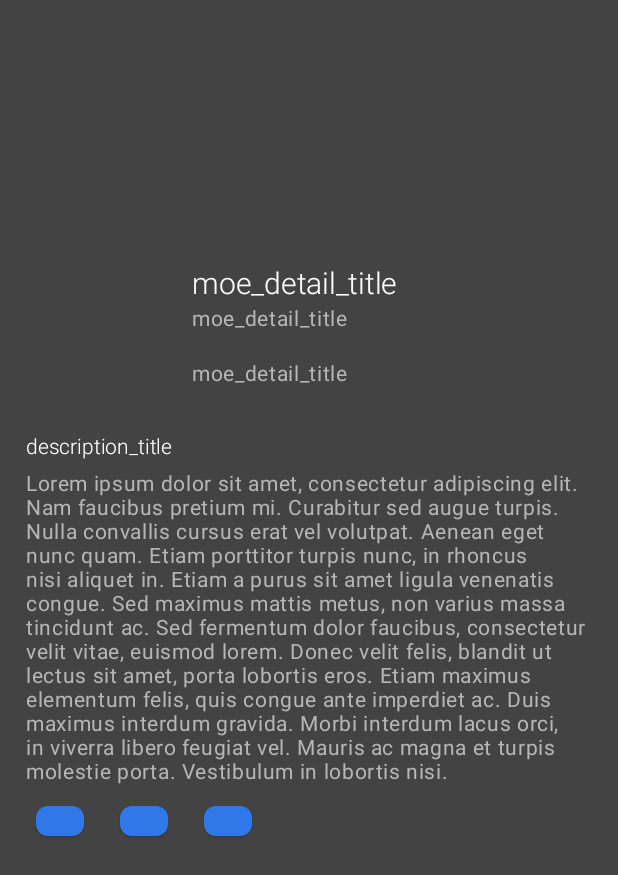
After one commit to Taihenc/MoeKot, an Android app built with Jetpack Compose: the MoeDetailFragment screen opened through its navigation route, on a phone screen of 412 x 824 dp. The commit adds this screen. Shown: the top 875 px of the screen. Run offline under Robolectric (Android 15) with nearby library versions, the phone set to English and light mode, and no system bars; our stand-ins replace Dagger/Hilt's generated code, navigation-ui; libraries missing offline, so code that uses them is left out: com.anilist.graphql, com.apollographql.apollo3; 1 statement that could not run was skipped.

Commit message:
add navigation component

```diff
--- a/app/build.gradle.kts
+++ b/app/build.gradle.kts
@@ -79,6 +79,9 @@ dependencies {
     implementation("io.coil-kt:coil:2.5.0")
     implementation("com.google.dagger:hilt-android:2.48.1")
     kapt("com.google.dagger:hilt-android-compiler:2.48.1")
+    val nav_version = "2.7.5"
+    implementation("androidx.navigation:navigation-fragment-ktx:$nav_version")
+    implementation("androidx.navigation:navigation-ui-ktx:$nav_version")
 }
 
 // Allow references to generated code
--- a/app/src/main/java/com/taihen/moekot/data/graphql/AppModule.kt
+++ b/app/src/main/java/com/taihen/moekot/data/graphql/AppModule.kt
@@ -26,10 +26,4 @@ object AppModule {
     fun provideAnilistClient(apolloClient: ApolloClient): AnilistClient {
         return ApolloAnilistClient(apolloClient)
     }
-
-    @Provides
-    @Singleton
-    fun provideMoeViewModel(anilistClient: AnilistClient): MoeViewModel {
-        return MoeViewModel(anilistClient)
-    }
 }
--- a/app/src/main/java/com/taihen/moekot/model/AnilistClient.kt
+++ b/app/src/main/java/com/taihen/moekot/model/AnilistClient.kt
@@ -2,8 +2,13 @@ package com.taihen.moekot.model
 
 import com.anilist.graphql.fragment.MediaFragment
 import com.anilist.graphql.type.MediaType
+import com.taihen.moekot.data.graphql.toMoeItem
 
 interface AnilistClient {
     suspend fun getPopularMedia(type: MediaType, page: Int, perPage: Int): List<MediaFragment>
+
+    suspend fun fetchMoeItems(typeInt :Int, page: Int, perPage: Int): List<MoeItem> {
+        return getPopularMedia(MediaType.ANIME, 1, 50).map { media -> media.toMoeItem() }
+    }
 //    suspend fun getTrendingMedia(page: Int, perPage: Int): List<Media>
 }
--- /dev/null
+++ b/app/src/main/java/com/taihen/moekot/ui/moeDetail/MoeDetailFragment.kt
@@ -0,0 +1,18 @@
+package com.taihen.moekot.ui.moeDetail
+
+import android.os.Bundle
+import android.view.LayoutInflater
+import android.view.View
+import android.view.ViewGroup
+import androidx.fragment.app.Fragment
+import com.taihen.moekot.R
+
+class MoeDetailFragment: Fragment(R.layout.fragment_moe_detail) {
+    override fun onCreateView(
+        inflater: LayoutInflater,
+        container: ViewGroup?,
+        savedInstanceState: Bundle?
+    ): View? {
+        return inflater.inflate(R.layout.fragment_moe_detail, container, false)
+    }
+}
--- a/app/src/main/java/com/taihen/moekot/ui/moeGrid/MoeAdapter.kt
+++ b/app/src/main/java/com/taihen/moekot/ui/moeGrid/MoeAdapter.kt
@@ -2,12 +2,12 @@ package com.taihen.moekot.ui.moeGrid
 
 import android.view.LayoutInflater
 import android.view.ViewGroup
+import androidx.navigation.Navigation.findNavController
 import androidx.recyclerview.widget.RecyclerView
 import com.taihen.moekot.R
 import com.taihen.moekot.model.MoeItem
 
 class MoeAdapter(private var moeItems: List<MoeItem>) : RecyclerView.Adapter<MoeViewHolder>() {
-
     override fun onCreateViewHolder(parent: ViewGroup, viewType: Int): MoeViewHolder {
         val view = LayoutInflater.from(parent.context).inflate(R.layout.moe_grid_item, parent, false)
         return MoeViewHolder(view)
@@ -16,7 +16,8 @@ class MoeAdapter(private var moeItems: List<MoeItem>) : RecyclerView.Adapter<Moe
     override fun onBindViewHolder(holder: MoeViewHolder, position: Int) {
         holder.bind(moeItems[position])
         holder.itemView.setOnClickListener {
-            println(it)
+            println("Clicked on ${moeItems[position].title}")
+            findNavController(holder.itemView).navigate(R.id.action_moeGridFragment_to_moeDetailFragment)
         }
     }
 
--- /dev/null
+++ b/app/src/main/java/com/taihen/moekot/ui/moeGrid/MoeGridFragment.kt
@@ -0,0 +1,57 @@
+package com.taihen.moekot.ui.moeGrid
+
+import android.os.Bundle
+import android.view.LayoutInflater
+import android.view.View
+import android.view.ViewGroup
+import androidx.fragment.app.Fragment
+import androidx.fragment.app.viewModels
+import androidx.lifecycle.viewModelScope
+import androidx.recyclerview.widget.GridLayoutManager
+import androidx.recyclerview.widget.RecyclerView
+import com.taihen.moekot.R
+import com.taihen.moekot.model.AnilistClient
+import com.taihen.moekot.model.MoeItem
+import dagger.hilt.android.AndroidEntryPoint
+import dagger.hilt.android.scopes.FragmentScoped
+import kotlinx.coroutines.launch
+import javax.inject.Inject
+
+
+@AndroidEntryPoint
+class MoeGridFragment: Fragment(R.layout.fragment_moe_grid) {
+    private val viewModel: MoeViewModel by viewModels()
+    private lateinit var recyclerView: RecyclerView
+
+    @Inject
+    lateinit var anilistClient: AnilistClient
+    override fun onCreateView(
+        inflater: LayoutInflater,
+        container: ViewGroup?,
+        savedInstanceState: Bundle?
+    ): View? {
+        return inflater.inflate(R.layout.fragment_moe_grid, container, false)
+    }
+
+    override fun onViewCreated(view: View, savedInstanceState: Bundle?) {
+        super.onViewCreated(view, savedInstanceState)
+        recyclerView = view.findViewById(R.id.moe_grid_recycler_view)
+        val adapter = MoeAdapter(emptyList())
+
+        viewModel.moeItemList.observe(viewLifecycleOwner) {
+            adapter.updateData(it)
+        }
+
+        recyclerView.adapter = adapter
+
+        viewModel.viewModelScope.launch {
+            try {
+                val moeList: List<MoeItem> = anilistClient.fetchMoeItems(0, 1, 60)
+                viewModel.updateMoeList(moeList)
+            } catch (e: Exception) {
+                println(e)
+            }
+        }
+    }
+
+}
--- a/app/src/main/res/layout/main_activity.xml
+++ b/app/src/main/res/layout/main_activity.xml
@@ -5,35 +5,13 @@
     android:id="@+id/main_content"
     android:layout_width="match_parent"
     android:layout_height="match_parent"
-    android:paddingTop="30dp"
     android:background="@color/background">
 
-    <LinearLayout
+    <androidx.fragment.app.FragmentContainerView
+        android:id="@+id/nav_host_fragment"
+        android:name="androidx.navigation.fragment.NavHostFragment"
         android:layout_width="match_parent"
         android:layout_height="match_parent"
-        android:orientation="vertical">
-
-        <TextView
-            android:id="@+id/main_content_tvHeader"
-            android:layout_width="wrap_content"
-            android:layout_height="wrap_content"
-            android:text="@string/main_content_header_string"
-            style="@style/textAppearanceTitle"
-            app:layout_constraintEnd_toEndOf="parent"
-            app:layout_constraintStart_toStartOf="parent"
-            app:layout_constraintTop_toTopOf="parent"
-            android:textSize="20sp"
-            android:layout_gravity="center_horizontal"
-            android:layout_marginBottom="10dp" />
-
-        <androidx.recyclerview.widget.RecyclerView
-            tools:listitem="@layout/moe_grid_item"
-            android:id="@+id/main_recycler"
-            android:layout_width="match_parent"
-            android:layout_height="match_parent"
-            app:layoutManager="androidx.recyclerview.widget.GridLayoutManager"
-            app:spanCount="3"
-            tools:itemCount="8"/>
-    </LinearLayout>
-
+        app:defaultNavHost="true"
+        app:navGraph="@navigation/nav_graph" />
 </androidx.constraintlayout.widget.ConstraintLayout>
--- /dev/null
+++ b/app/src/main/res/navigation/nav_graph.xml
@@ -0,0 +1,23 @@
+<navigation xmlns:android="http://schemas.android.com/apk/res/android"
+    xmlns:app="http://schemas.android.com/apk/res-auto"
+    android:id="@+id/nav_graph"
+    app:startDestination="@id/moeGridFragment">
+
+
+    <fragment
+        android:id="@+id/moeDetailFragment"
+        android:name="com.taihen.moekot.ui.moeDetail.MoeDetailFragment"
+        android:label="MoeDetailFragment" />
+    <fragment
+        android:id="@+id/moeGridFragment"
+        android:name="com.taihen.moekot.ui.moeGrid.MoeGridFragment"
+        android:label="MoeGridFragment" >
+        <action
+            android:id="@+id/action_moeGridFragment_to_moeDetailFragment"
+            app:destination="@id/moeDetailFragment" />
+    </fragment>
+    <activity
+        android:id="@+id/mainActivity"
+        android:name="com.taihen.moekot.MainActivity"
+        android:label="MainActivity" />
+</navigation>
```
Also changed, not shown: app/src/main/java/com/taihen/moekot/MainActivity.kt (+11 -21 lines), app/src/main/java/com/taihen/moekot/ui/moeGrid/MoeGridViewModel.kt (+3 -15 lines), app/src/main/res/layout/fragment_moe_grid.xml (added, +35 -0 lines), app/src/main/res/layout/fragment_moe_detail.xml (renamed from app/src/main/res/layout/moe_detail.xml).
